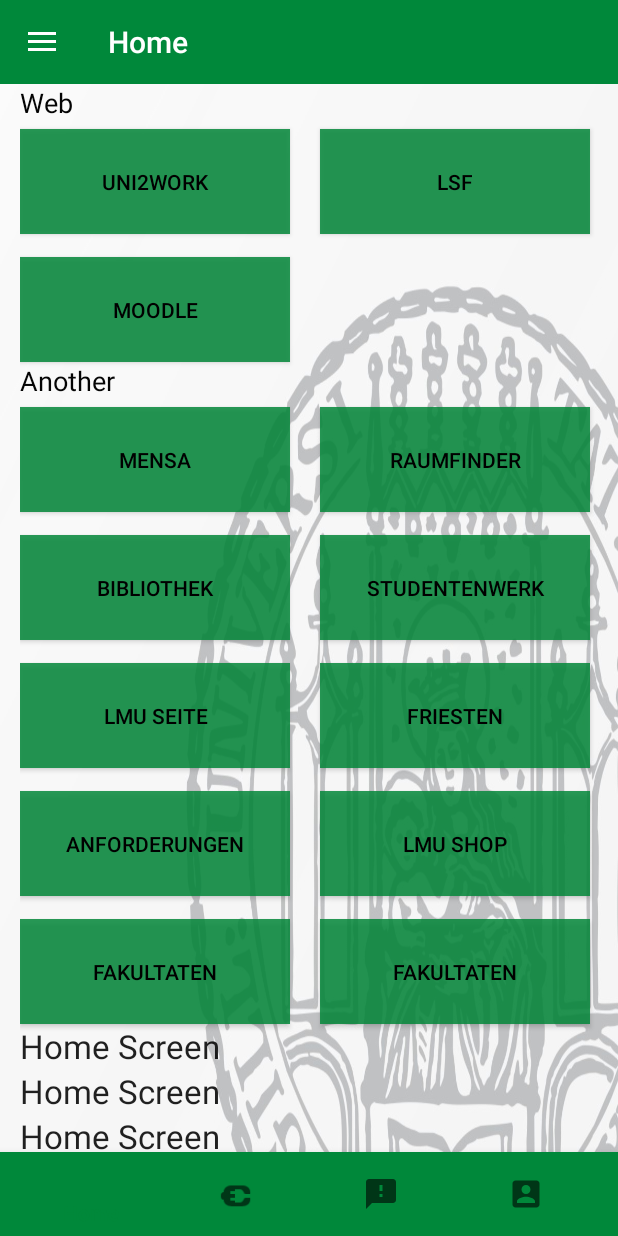
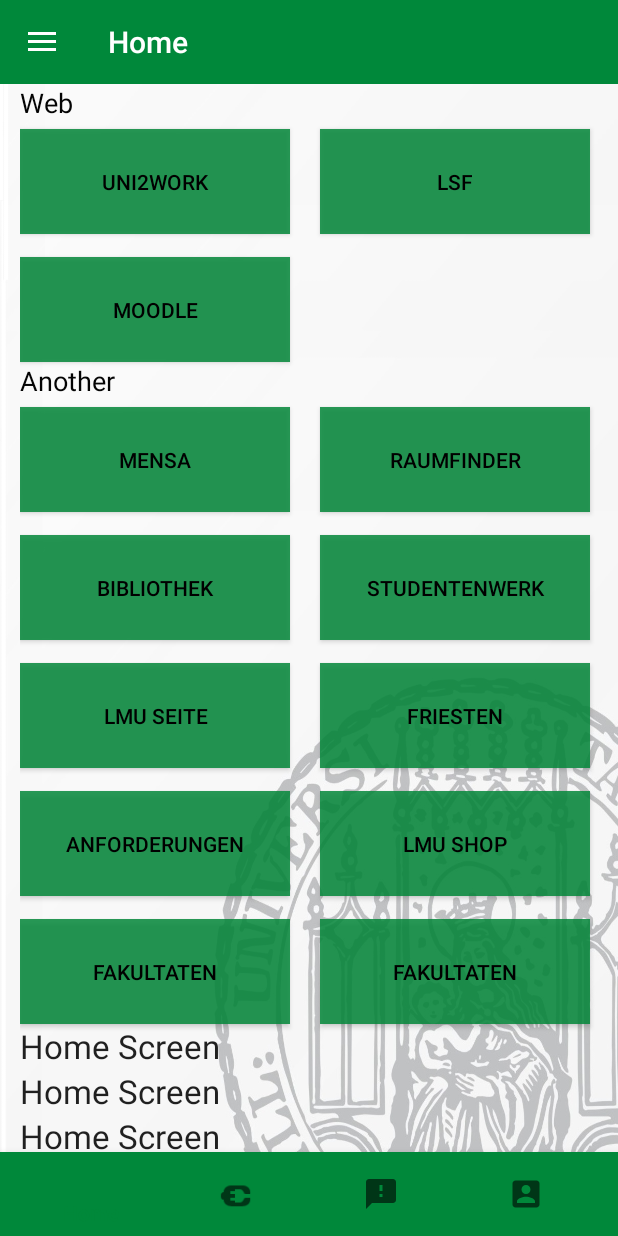
Before and after one commit to abistritchi/lmuapplast, an Android app: the screen it shows after launch (MainActivity), on a phone screen of 412 x 824 dp. Run offline under Robolectric (Android 15) with nearby library versions, the phone set to English and light mode, and no system bars; our stand-ins replace navigation-ui; libraries missing offline, so code that uses them is left out: com.codinginflow; 1 statement that could not run was skipped.

Commit message:
new background

```diff
--- a/app/src/main/res/drawable/lmu_siegel.xml
+++ b/app/src/main/res/drawable/lmu_siegel.xml
@@ -1,6 +1,7 @@
 <?xml version="1.0" encoding="utf-8"?>
 <bitmap xmlns:android="http://schemas.android.com/apk/res/android"
     xmlns:tools="http://schemas.android.com/tools"
-    android:src="@drawable/lmu_siegel"
-    android:gravity="left|bottom"
+    android:src="@drawable/lmu__siegel"
+    android:layout_width="match_parent"
+    android:layout_height="match_parent"
     tools:ignore="ResourceCycle" />
```
Also changed, not shown: app/src/main/res/drawable-v24/lmu_siegel.jpg (deleted), app/src/main/res/drawable/lmu__siegel.jpg (added).
